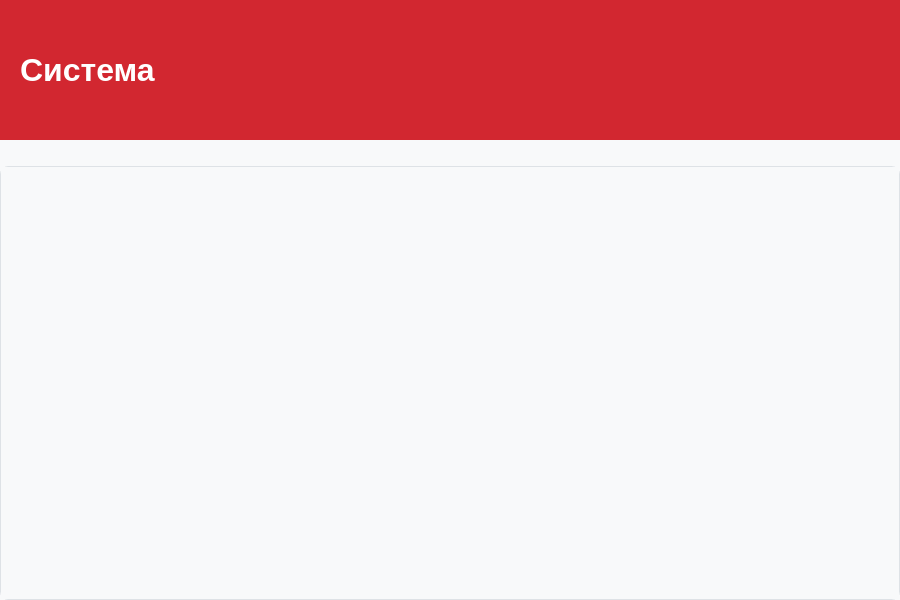
The window that client/ui/system/tab_system.ui (lerakaplich/Documents) describes before a commit, drawn with Qt 5.
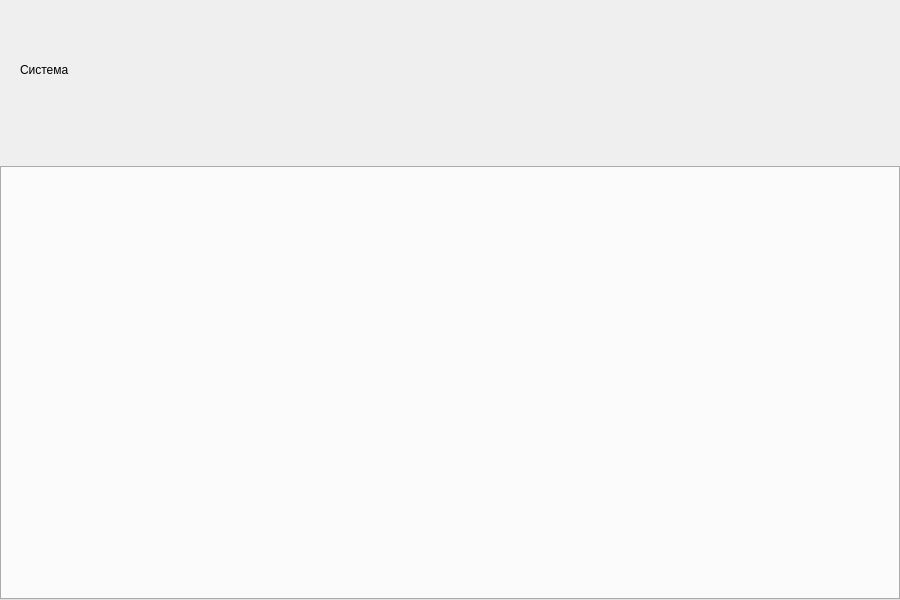
The same window after the commit.

```diff
--- a/client/ui/system/tab_system.ui
+++ b/client/ui/system/tab_system.ui
@@ -15,16 +15,16 @@
   </property>
   <property name="styleSheet">
    <string notr="true">QWidget {
-    background-color: #F8F9FA;
+    background-color: {BG_DIALOG_ALT};
 }
 QTabWidget::pane {
-    border: 1px solid #DEE2E6;
+    border: 1px solid {BORDER_DEFAULT};
     border-radius: 8px;
-    background-color: white;
+    background-color: {BG_CARD};
 }
 QTabBar::tab {
-    background-color: #F8F9FA;
-    border: 1px solid #DEE2E6;
+    background-color: {BG_SURFACE_HEADER};
+    border: 1px solid {BORDER_DEFAULT};
     border-bottom: none;
     border-top-left-radius: 8px;
     border-top-right-radius: 8px;
@@ -32,16 +32,16 @@
     margin-right: 5px;
     font-size: 14px;
     font-weight: bold;
-    color: black;
+    color: {TEXT_BLACK};
 }
 QTabBar::tab:selected {
-    background-color: white;
-    border-bottom: 2px solid #ccab6e;
-    color: black;
+    background-color: {BG_CARD};
+    border-bottom: 2px solid {ACCENT_PRIMARY};
+    color: {TEXT_BLACK};
 }
 QTabBar::tab:hover {
-    background-color: #E9ECEF;
-    color: black;
+    background-color: {BG_HOVER_ALT};
+    color: {TEXT_BLACK};
 }
 QScrollArea {
     border: none;
@@ -49,12 +49,12 @@
 }
 QScrollBar:vertical {
     border: none;
-    background: #F1F1F1;
+    background: {SCROLLBAR_BG};
     width: 10px;
     border-radius: 5px;
 }
 QScrollBar::handle:vertical {
-    background: #C1C1C1;
+    background: {SCROLLBAR_HANDLE};
     border-radius: 5px;
     min-height: 20px;
 }
@@ -95,7 +95,7 @@
      </property>
      <property name="styleSheet">
       <string notr="true">QFrame {
-    background-color: #D22730;
+    background-color: {HEADER_BG};
     border: none;
 }</string>
      </property>
@@ -118,7 +118,7 @@
       <item>
        <widget class="QLabel" name="titleLabel">
         <property name="styleSheet">
-         <string notr="true">color: white; font-size: 32px; font-weight: bold; background-color: transparent;</string>
+         <string notr="true">color: {TEXT_ON_ACCENT}; font-size: 32px; font-weight: bold; background-color: transparent;</string>
         </property>
         <property name="text">
          <string>Система</string>
```
Left out of the diff: 2 changed lines with no effect on the pictures.
